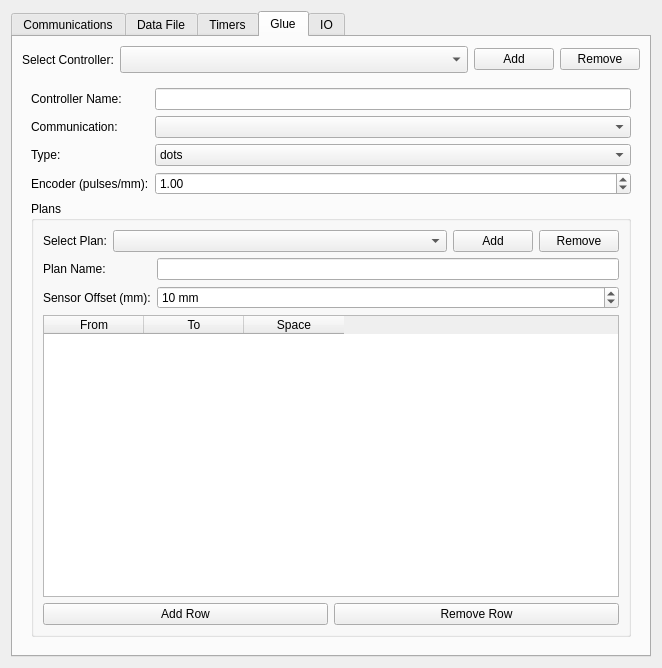
Old version of the form src/gui/SettingsWindow.ui in the repository orkiman/MachineController.
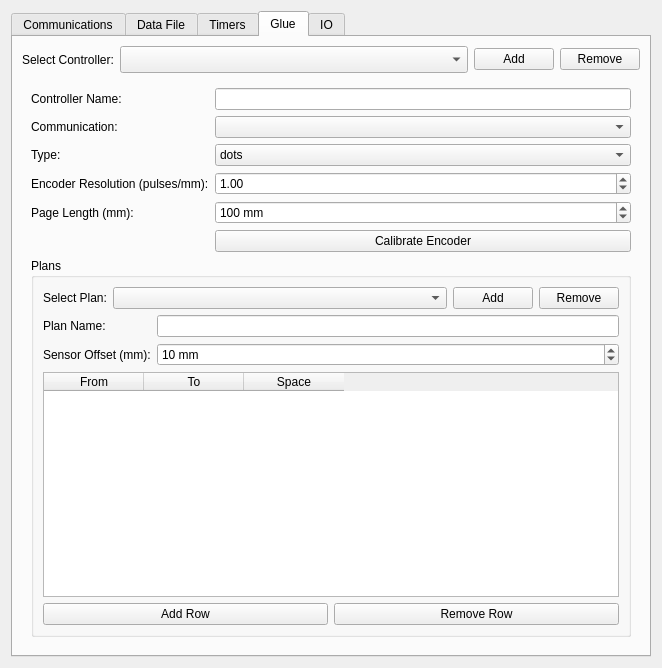
New version of the form. The open tabs and pages were chosen to show the change.

Commit message: implemented glue controller auto calibration

Patch:
```diff
--- a/src/gui/SettingsWindow.ui
+++ b/src/gui/SettingsWindow.ui
@@ -543,7 +543,7 @@
              <item row="3" column="0">
               <widget class="QLabel" name="glueEncoderLabel">
                <property name="text">
-                <string>Encoder (pulses/mm):</string>
+                <string>Encoder Resolution (pulses/mm):</string>
                </property>
               </widget>
              </item>
@@ -566,6 +566,36 @@
                </property>
               </widget>
              </item>
+             <item row="4" column="0">
+              <widget class="QLabel" name="gluePageLengthLabel">
+               <property name="text">
+                <string>Page Length (mm):</string>
+               </property>
+              </widget>
+             </item>
+             <item row="4" column="1">
+              <widget class="QSpinBox" name="gluePageLengthSpinBox">
+               <property name="minimum">
+                <number>1</number>
+               </property>
+               <property name="maximum">
+                <number>10000</number>
+               </property>
+               <property name="value">
+                <number>100</number>
+               </property>
+               <property name="suffix">
+                <string> mm</string>
+               </property>
+              </widget>
+             </item>
+             <item row="5" column="1">
+              <widget class="QPushButton" name="glueCalibrateButton">
+               <property name="text">
+                <string>Calibrate Encoder</string>
+               </property>
+              </widget>
+             </item>
             </layout>
            </item>
            <item>
```
The commit also changes 4 other files.
